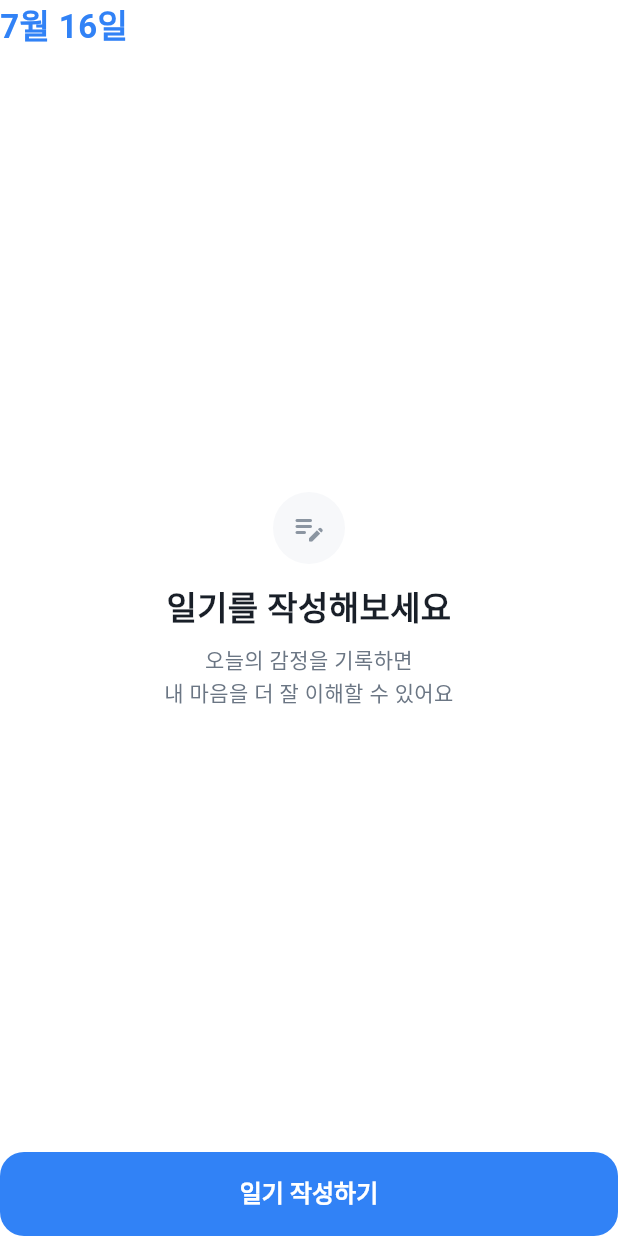
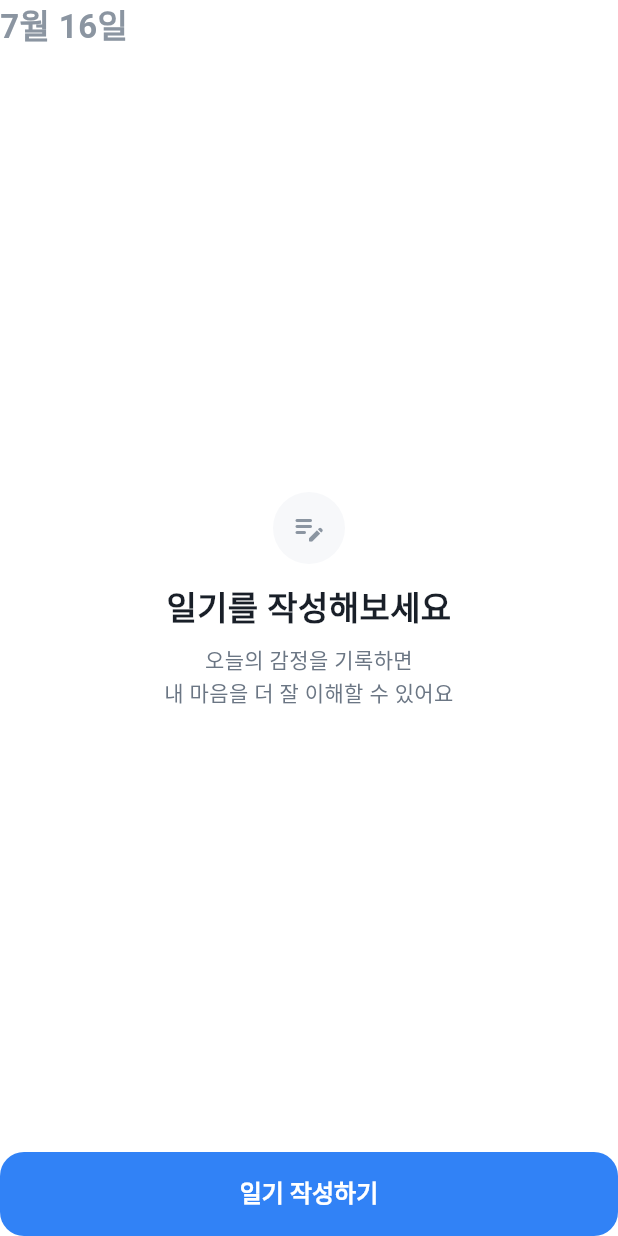
Before and after one commit to c189021/Oddo_app, a Flutter app: the _WriteContent widget shown alone on an empty page, opened directly with empty values, on a phone screen of 412 x 824 dp. Run offline on Flutter 3.47's test engine with Material 3 defaults, Android fonts, the phone set to English and light mode, and no system bars; our stand-ins replace camera, cloud_firestore, dio, firebase_auth, firebase_core, flutter_riverpod and 4 more; missing offline and left inert: kakao_flutter_sdk_user, record; accounts and stored records are empty.

Commit message:
홈 미작성일 카드 날짜를 회색으로 (파랑=기록 있음/회색=없음 규칙 통일)

```diff
--- a/lib/features/home/presentation/screens/home_screen.dart
+++ b/lib/features/home/presentation/screens/home_screen.dart
@@ -214,9 +214,11 @@ class _WriteContent extends StatelessWidget {
     return Column(
       crossAxisAlignment: CrossAxisAlignment.stretch,
       children: [
+        // 미작성일은 회색 날짜 — 파랑(기록 있음)/회색(기록 없음)으로
+        // 상태를 색으로 구분 (월간 캘린더 배지와 동일한 규칙).
         Text(
           DateFormatter.monthDay(date),
-          style: AppTypography.title.copyWith(color: AppColors.primary),
+          style: AppTypography.title.copyWith(color: AppColors.textTertiary),
         ),
         Expanded(
           child: Column(
```
